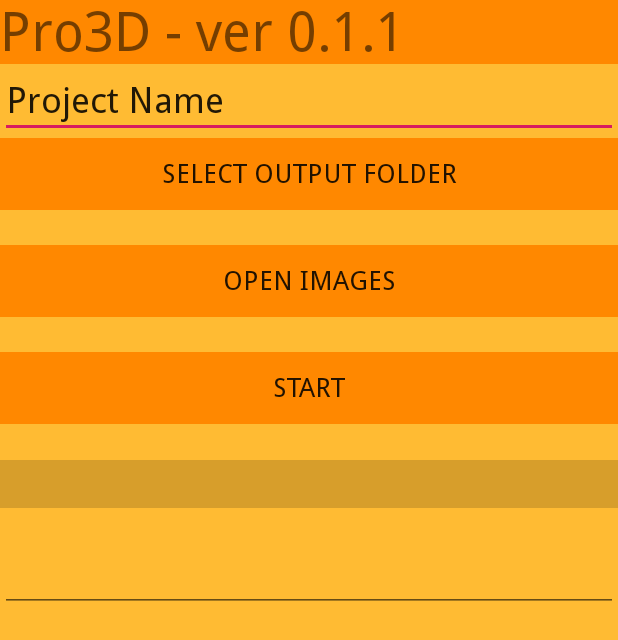
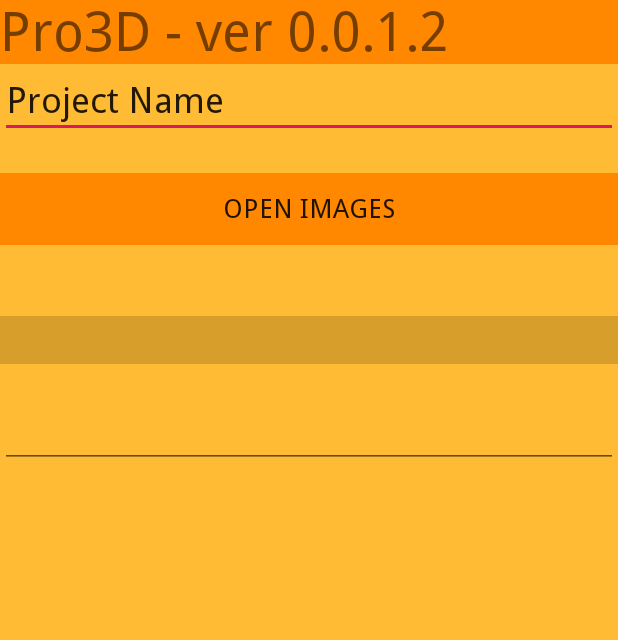
Before and after one commit to Jacoder23/3DGen, an Android app: the screen it shows after launch (MainActivity), on a phone screen of 412 x 824 dp. Shown: the top 640 px of the screen. Run offline under Robolectric (Android 15) with nearby library versions, the phone set to English and light mode, and no system bars; libraries missing offline, so code that uses them is left out: com.github.angads25.filepicker.

Commit message:
Changed version numbers and removed the start button.
Why did I remove the button and merge it with the open images button?

Because OOP is a piece of shit. That's why.

```diff
--- a/Pro3D/app/build.gradle
+++ b/Pro3D/app/build.gradle
@@ -7,7 +7,7 @@ android {
         minSdkVersion 23
         targetSdkVersion 28
         versionCode 1
-        versionName "0.1.1"
+        versionName "0.0.1.2"
         testInstrumentationRunner "android.support.test.runner.AndroidJUnitRunner"
     }
     buildTypes {
--- a/Pro3D/app/src/main/java/jcdr23/com/pro3d/MainActivity.java
+++ b/Pro3D/app/src/main/java/jcdr23/com/pro3d/MainActivity.java
@@ -37,13 +37,13 @@ public class MainActivity extends AppCompatActivity {
 
     @Override
     protected void onCreate(Bundle savedInstanceState) {
+
         super.onCreate(savedInstanceState);
         setContentView(R.layout.activity_main);
 
-        boolean folderSelected = false;
-
+        // SELECT IMAGES
         Button selectImages = findViewById(R.id.btn_selectImages);
-        selectImages.setOnClickListener( new View.OnClickListener() {
+        selectImages.setOnClickListener(new View.OnClickListener() {
             public void onClick(View v) {
 
                 DialogProperties properties = new DialogProperties();
@@ -63,7 +63,8 @@ public class MainActivity extends AppCompatActivity {
                     public void onSelectedFilePaths(String[] files) {
                         //files is the array of the paths of files selected by the Application User.
                         if(files.length >= 2){
-                            Toast.makeText(MainActivity.this,"Thank you. Please continue.",Toast.LENGTH_SHORT).show();
+                            Toast.makeText(MainActivity.this,"Thank you. We will now continue with the process.",Toast.LENGTH_SHORT).show();
+                            Log.i("fricatta", files.toString());
                         } else {
                             Toast.makeText(MainActivity.this,"Please select at least two images.",Toast.LENGTH_SHORT).show();
                         }
@@ -76,49 +77,15 @@ public class MainActivity extends AppCompatActivity {
             }
         });
 
-        Button selectFolder = findViewById(R.id.btn_selectImages);
-        selectFolder.setOnClickListener( new View.OnClickListener() {
-            public void onClick(View v) {
-
-                DialogProperties properties = new DialogProperties();
-
-                properties.selection_mode = DialogConfigs.MULTI_MODE;
-                properties.selection_type = DialogConfigs.FILE_SELECT;
-                properties.root = new File(DialogConfigs.DEFAULT_DIR);
-                properties.error_dir = new File(DialogConfigs.DEFAULT_DIR);
-                properties.offset = new File(DialogConfigs.DEFAULT_DIR);
-                properties.extensions = null;
-
-                FilePickerDialog dialog = new FilePickerDialog(MainActivity.this,properties);
-                dialog.setTitle("Select your images");
-
-                dialog.setDialogSelectionListener(new DialogSelectionListener() {
-                    @Override
-                    public void onSelectedFilePaths(String[] files) {
-                        //files is the array of the paths of files selected by the Application User.
-                        if(files.length >= 2){
-                            Toast.makeText(MainActivity.this,"Thank you. Please continue.",Toast.LENGTH_SHORT).show();
-                        } else {
-                            Toast.makeText(MainActivity.this,"Please select at least two images.",Toast.LENGTH_SHORT).show();
-                        }
-                    }
-                });
-
-                dialog.show();
-
-                Log.i("fricatta", "btn_selectImages clicked!");
-            }
-        });
-
-        Button start = findViewById(R.id.btn_start);
+        // START PROCESSING
+        /*Button start = findViewById(R.id.btn_start);
         start.setOnClickListener( new View.OnClickListener() {
             public void onClick(View v) {
-                // TODO Make this start another activity where the earlier files will be processed.
-                // TODO Make it so when this button is clicked and there is no folder selected, an alert pops up
+                String[] images;
 
                 Log.i("fricatta", "btn_start clicked!");
             }
-        });
+        });*/
     }
 
     public void onRequestPermissionsResult(int requestCode,@NonNull String permissions[],@NonNull int[] grantResults) {
--- a/Pro3D/app/src/main/res/layout/activity_main.xml
+++ b/Pro3D/app/src/main/res/layout/activity_main.xml
@@ -45,30 +45,17 @@
                 android:textSize="24sp" />
         </TableRow>
 
-        <TableRow
-            android:layout_width="match_parent"
-            android:layout_height="match_parent">
-
-            <Button
-                android:id="@+id/btn_selectFolder"
-                style="@android:style/Holo.Light.ButtonBar"
-                android:layout_width="wrap_content"
-                android:layout_height="wrap_content"
-                android:background="@android:color/holo_orange_dark"
-                android:fontFamily="@font/droid_sans"
-                android:text="@string/btn_selectFolder"
-                android:textSize="18sp" />
-        </TableRow>
 		<TableRow
             android:layout_width="match_parent"
             android:layout_height="match_parent">
 
             <View
-                android:id="@+id/dvd2"
+                android:id="@+id/dvd1"
                 android:layout_width="match_parent"
                 android:layout_height="23dp"
                 android:background="@android:color/holo_orange_light" />
         </TableRow>
+
         <TableRow
             android:layout_width="match_parent"
             android:layout_height="match_parent">
@@ -89,27 +76,13 @@
             android:layout_height="match_parent">
 
             <View
-                android:id="@+id/dvd1"
+                android:id="@+id/dvd2"
                 android:layout_width="match_parent"
                 android:layout_height="23dp"
                 android:background="@android:color/holo_orange_light" />
         </TableRow>
-		<TableRow
-            android:layout_width="match_parent"
-            android:layout_height="match_parent">
 
-            <Button
-                android:id="@+id/btn_start"
-                style="@android:style/Holo.Light.ButtonBar"
-                android:layout_width="wrap_content"
-                android:layout_height="wrap_content"
-                android:background="@android:color/holo_orange_dark"
-                android:fontFamily="@font/droid_sans"
-                android:text="@string/btn_start"
-                android:textSize="18sp" />
-
-        </TableRow>
-		<TableRow
+        <TableRow
             android:layout_width="match_parent"
             android:layout_height="match_parent">
 
--- a/Pro3D/app/src/main/res/values/strings.xml
+++ b/Pro3D/app/src/main/res/values/strings.xml
@@ -1,6 +1,6 @@
 <resources>
     <string name="app_name">Pro3D</string>
-    <string name="title">Pro3D - ver 0.1.1</string>
+    <string name="title">Pro3D - ver 0.0.1.2</string>
     <string name="projName_Placeholder">Project Name</string>
     <string name="srcDir_Placeholder">Please select output folder</string>
     <string name="btn_selectFolder">Select output folder</string>
```
